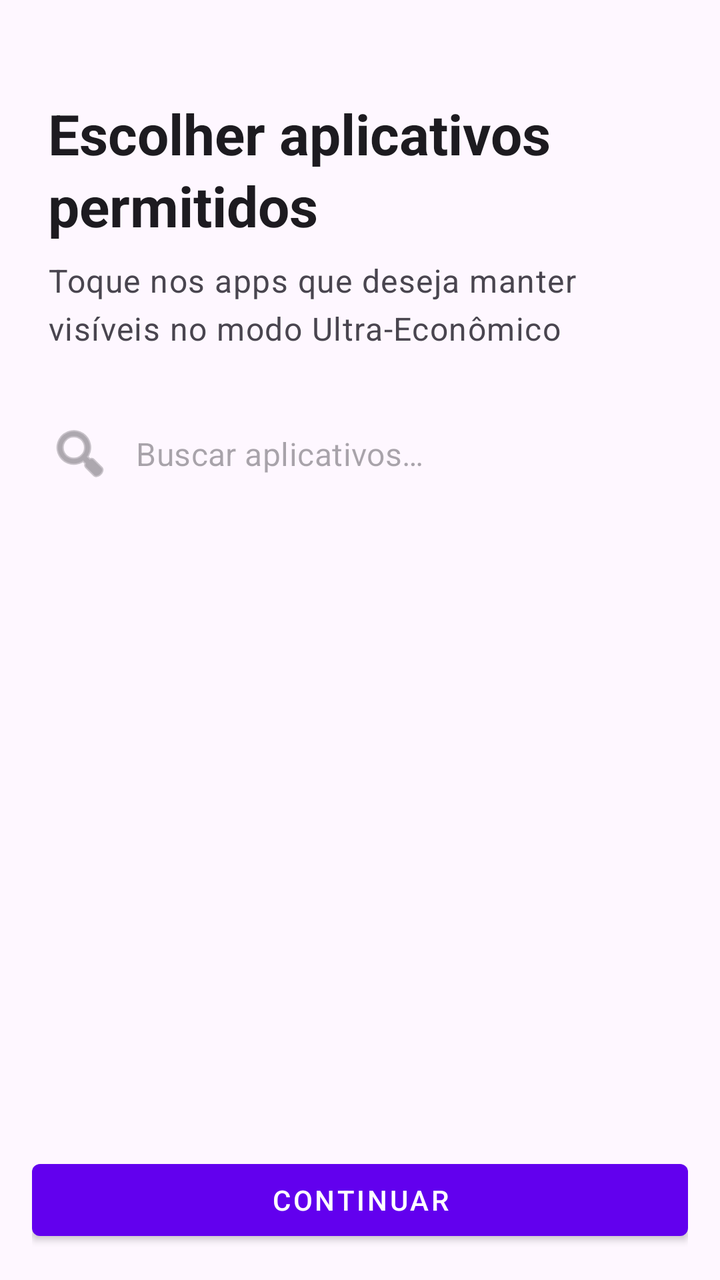
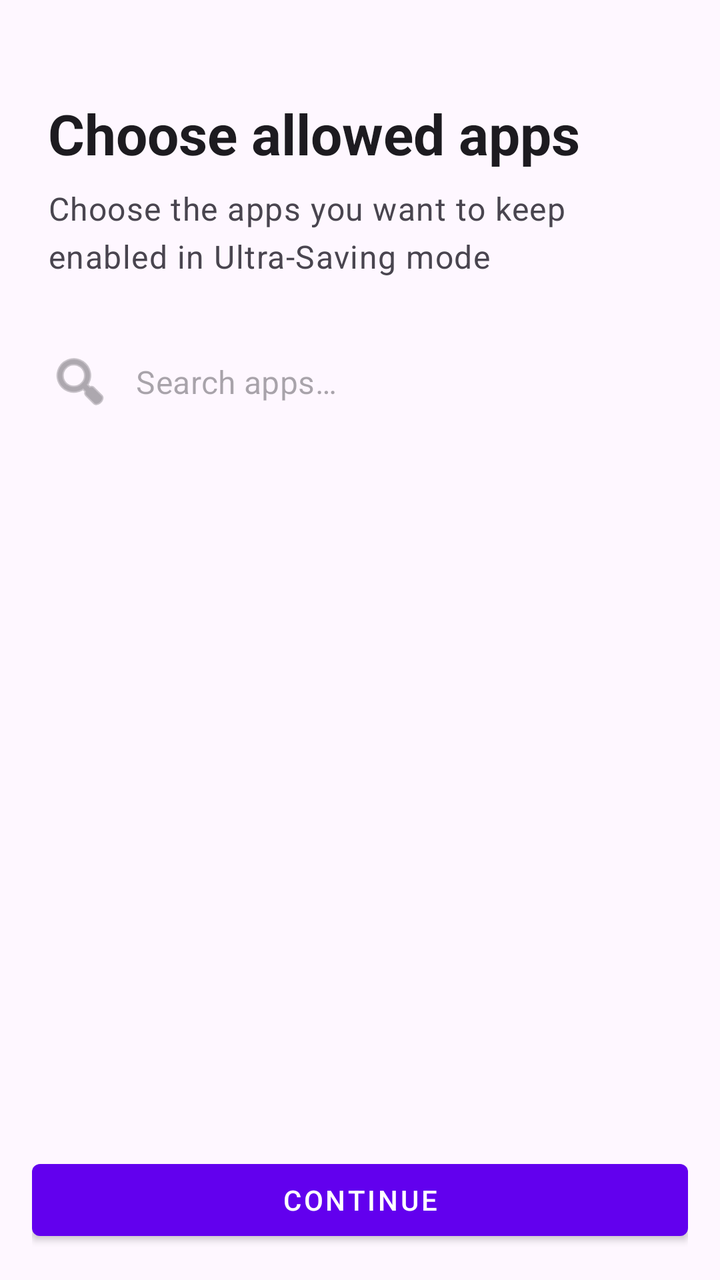

Before-and-after screenshots of an Android layout around one commit, followed by the original layout XML and the change that was made.
<!-- AndroidManifest.xml: application theme Theme.GerenciamentoDeEnergia -->
<!-- res/layout/activity_app_chooser.xml -->
<?xml version="1.0" encoding="utf-8"?>
<androidx.coordinatorlayout.widget.CoordinatorLayout
    xmlns:android="http://schemas.android.com/apk/res/android"
    xmlns:app="http://schemas.android.com/apk/res-auto"
    android:layout_width="match_parent"
    android:layout_height="match_parent"
    android:fitsSystemWindows="true"
    android:background="?android:attr/colorBackground">

    
    <com.google.android.material.appbar.AppBarLayout
        android:layout_width="match_parent"
        android:layout_height="wrap_content"
        android:background="@android:color/transparent"
        app:elevation="0dp">

        
        <com.google.android.material.appbar.CollapsingToolbarLayout
            android:layout_width="match_parent"
            android:layout_height="wrap_content"
            app:layout_scrollFlags="scroll|exitUntilCollapsed"
            android:background="@android:color/transparent">

            <LinearLayout
                android:layout_width="match_parent"
                android:layout_height="wrap_content"
                android:orientation="vertical"
                android:paddingStart="24dp"
                android:paddingEnd="24dp"
                android:paddingTop="48dp"
                android:paddingBottom="24dp">

                <TextView
                    android:id="@+id/title_text"
                    android:layout_width="wrap_content"
                    android:layout_height="wrap_content"
                    android:text="@string/choose_apps_title"
                    android:textAppearance="?attr/textAppearanceHeadlineMedium"
                    android:textColor="?android:attr/textColorPrimary"
                    android:textStyle="bold" />

                <TextView
                    android:id="@+id/subtitle_text"
                    android:layout_width="wrap_content"
                    android:layout_height="wrap_content"
                    android:layout_marginTop="8dp"
                    android:text="@string/choose_apps_subtitle"
                    android:textAppearance="?attr/textAppearanceBodyLarge"
                    android:textColor="?android:attr/textColorSecondary" />
            </LinearLayout>

        </com.google.android.material.appbar.CollapsingToolbarLayout>

        
        <LinearLayout
            android:layout_width="match_parent"
            android:layout_height="wrap_content"
            android:orientation="horizontal"
            android:paddingStart="16dp"
            android:paddingEnd="16dp"
            android:paddingBottom="12dp"
            android:gravity="center_vertical">

            <com.google.android.material.textfield.TextInputLayout
                android:layout_width="match_parent"
                android:layout_height="wrap_content"
                app:boxBackgroundMode="outline"
                app:boxCornerRadiusTopStart="28dp"
                app:boxCornerRadiusTopEnd="28dp"
                app:boxCornerRadiusBottomStart="28dp"
                app:boxCornerRadiusBottomEnd="28dp"
                app:startIconDrawable="@android:drawable/ic_menu_search"
                app:hintEnabled="false"
                style="@style/Widget.MaterialComponents.TextInputLayout.OutlinedBox">

                <EditText
                    android:id="@+id/search_bar"
                    android:layout_width="match_parent"
                    android:layout_height="wrap_content"
                    android:hint="@string/search_hint"
                    android:background="@android:color/transparent"
                    android:inputType="text"
                    android:maxLines="1" />
            </com.google.android.material.textfield.TextInputLayout>

        </LinearLayout>

    </com.google.android.material.appbar.AppBarLayout>

    
    <FrameLayout
        android:layout_width="match_parent"
        android:layout_height="match_parent"
        app:layout_behavior="@string/appbar_scrolling_view_behavior">

        <androidx.recyclerview.widget.RecyclerView
            android:id="@+id/apps_recycler_view"
            android:layout_width="match_parent"
            android:layout_height="match_parent"
            android:clipToPadding="false"
            android:paddingTop="8dp"
            android:paddingBottom="100dp" />

    </FrameLayout>

    
    <FrameLayout
        android:layout_width="match_parent"
        android:layout_height="wrap_content"
        android:layout_gravity="bottom"
        android:background="?android:attr/colorBackground"
        android:padding="16dp">

        <Button
            android:id="@+id/continue_button"
            android:layout_width="match_parent"
            android:layout_height="wrap_content"
            android:text="Continuar"
            style="@style/Widget.MaterialComponents.Button" />
    </FrameLayout>

    <ProgressBar
        android:id="@+id/progress_bar"
        android:layout_width="wrap_content"
        android:layout_height="wrap_content"
        android:layout_gravity="center"
        android:elevation="2dp"
        style="?android:attr/progressBarStyleLarge" />

</androidx.coordinatorlayout.widget.CoordinatorLayout>
<!-- resources referenced by this layout -->
<resources>
  <string name="choose_apps_subtitle">Toque nos apps que deseja manter visíveis no modo Ultra‑Econômico</string>
  <string name="choose_apps_title">Escolher aplicativos permitidos</string>
  <string name="search_hint">Buscar aplicativos…</string>
  <style name="Theme.GerenciamentoDeEnergia" parent="Theme.Material3.DayNight.NoActionBar">
          <item name="colorPrimary">@color/purple_500</item>
          <item name="colorPrimaryVariant">@color/purple_700</item>
          <item name="colorOnPrimary">@color/white</item>
          <item name="colorSecondary">@color/teal_200</item>
          <item name="colorSecondaryVariant">@color/teal_700</item>
          <item name="colorOnSecondary">@color/black</item>
          <item name="android:statusBarColor">?attr/colorPrimaryVariant</item>
      </style>
  <color name="purple_500">#FF6200EE</color>
  <color name="purple_700">#FF3700B3</color>
  <color name="white">#FFFFFFFF</color>
  <color name="teal_200">#FF03DAC5</color>
  <color name="teal_700">#FF018786</color>
  <color name="black">#FF000000</color>
</resources>

<!-- the commit's change to res/layout/activity_app_chooser.xml (unified diff, before → after) -->
@@ -7,14 +7,12 @@
     android:fitsSystemWindows="true"
     android:background="?android:attr/colorBackground">
 
-    
     <com.google.android.material.appbar.AppBarLayout
         android:layout_width="match_parent"
         android:layout_height="wrap_content"
         android:background="@android:color/transparent"
         app:elevation="0dp">
 
-        
         <com.google.android.material.appbar.CollapsingToolbarLayout
             android:layout_width="match_parent"
             android:layout_height="wrap_content"
@@ -51,7 +49,6 @@
 
         </com.google.android.material.appbar.CollapsingToolbarLayout>
 
-        
         <LinearLayout
             android:layout_width="match_parent"
             android:layout_height="wrap_content"
@@ -87,7 +84,6 @@
 
     </com.google.android.material.appbar.AppBarLayout>
 
-    
     <FrameLayout
         android:layout_width="match_parent"
         android:layout_height="match_parent"
@@ -103,7 +99,6 @@
 
     </FrameLayout>
 
-    
     <FrameLayout
         android:layout_width="match_parent"
         android:layout_height="wrap_content"
@@ -115,7 +110,7 @@
             android:id="@+id/continue_button"
             android:layout_width="match_parent"
             android:layout_height="wrap_content"
-            android:text="Continuar"
+            android:text="@string/continue_button"
             style="@style/Widget.MaterialComponents.Button" />
     </FrameLayout>
 
<!-- resource entries referenced after the edit -->
@@ -1,8 +1,9 @@
 <!-- resources referenced by this layout -->
 <resources>
-  <string name="choose_apps_subtitle">Toque nos apps que deseja manter visíveis no modo Ultra‑Econômico</string>
-  <string name="choose_apps_title">Escolher aplicativos permitidos</string>
-  <string name="search_hint">Buscar aplicativos…</string>
+  <string name="choose_apps_subtitle">Choose the apps you want to keep enabled in Ultra-Saving mode</string>
+  <string name="choose_apps_title">Choose allowed apps</string>
+  <string name="continue_button">Continue</string>
+  <string name="search_hint">Search apps…</string>
   <style name="Theme.GerenciamentoDeEnergia" parent="Theme.Material3.DayNight.NoActionBar">
           <item name="colorPrimary">@color/purple_500</item>
           <item name="colorPrimaryVariant">@color/purple_700</item>
